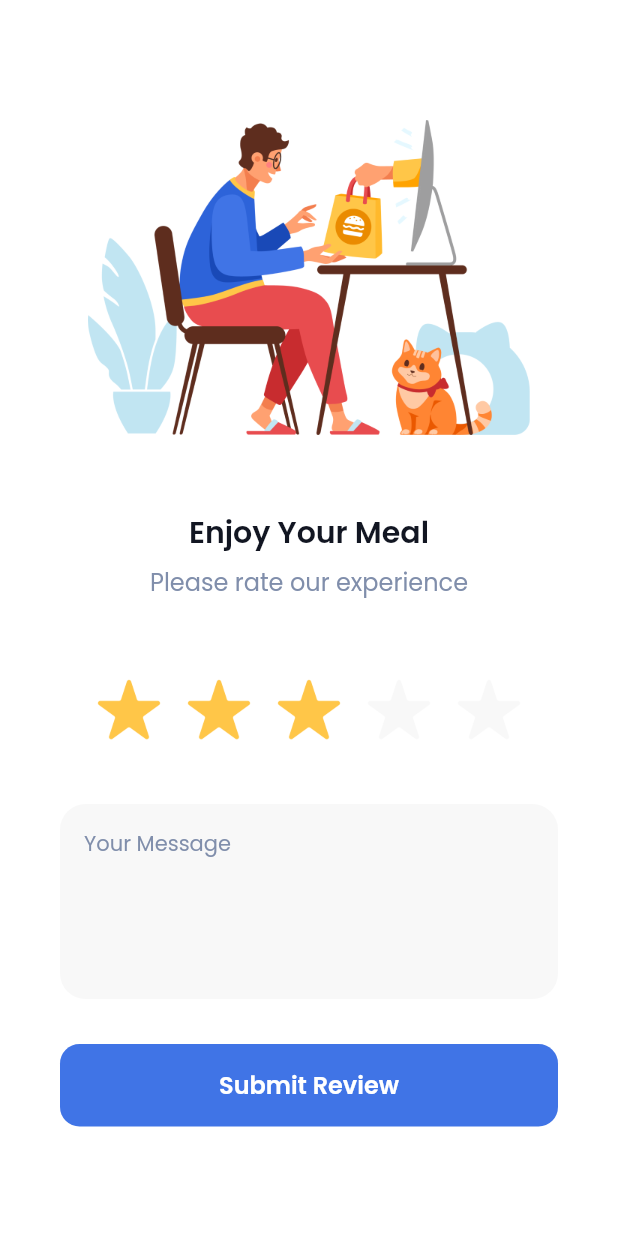
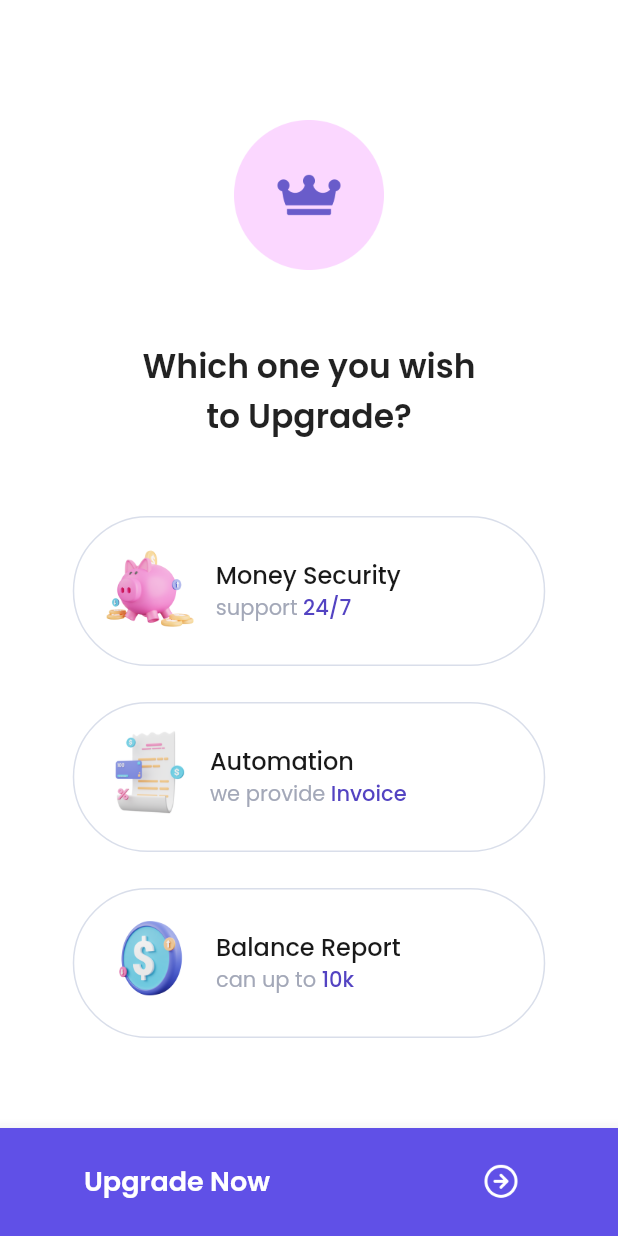
Before and after one commit to irmanyazid/sevendays, a Flutter app: the screen it shows after launch, on a phone screen of 412 x 824 dp. Run offline on Flutter 3.47's test engine with Material 2 defaults, Android fonts, the phone set to English and light mode, and no system bars; our stand-ins replace google_fonts.

Commit message:
update main and add first_pricing page and slicing figma

```diff
--- a/lib/main.dart
+++ b/lib/main.dart
@@ -1,4 +1,4 @@
-import 'package:day1_splash_screen/pages/second_rating.dart';
+import 'package:day1_splash_screen/pages/first_pricing.dart';
 import 'package:flutter/material.dart';
 
 void main() => runApp(const SevenDays());
@@ -10,7 +10,7 @@ class SevenDays extends StatelessWidget {
   Widget build(BuildContext context) {
     return const MaterialApp(
       debugShowCheckedModeBanner: false,
-      home: SecondRating(),
+      home: FirstPricing(),
     );
   }
 }
--- /dev/null
+++ b/lib/pages/first_pricing.dart
@@ -0,0 +1,191 @@
+import 'package:flutter/material.dart';
+import 'package:google_fonts/google_fonts.dart';
+
+class FirstPricing extends StatefulWidget {
+  const FirstPricing({super.key});
+
+  @override
+  State<FirstPricing> createState() => _FirstPricingState();
+}
+
+class _FirstPricingState extends State<FirstPricing> {
+  int selectedIndex = -1;
+  @override
+  Widget build(BuildContext context) {
+    Widget header() {
+      return Padding(
+        padding: const EdgeInsets.only(
+          top: 80,
+          left: 30,
+          right: 30,
+        ),
+        child: Center(
+          child: Column(
+            children: [
+              Image.asset(
+                'assets/crown.png',
+                width: 100,
+              ),
+              const SizedBox(height: 48),
+              Text(
+                'Which one you wish \nto Upgrade?',
+                style: GoogleFonts.poppins(
+                  fontSize: 22,
+                  fontWeight: FontWeight.w600,
+                ),
+                textAlign: TextAlign.center,
+              ),
+            ],
+          ),
+        ),
+      );
+    }
+
+    Widget option(
+      int index,
+      String imageUrl,
+      String title,
+      String description,
+      String subDescription,
+    ) {
+      return GestureDetector(
+        onTap: () {
+          setState(() {
+            selectedIndex = index;
+          });
+        },
+        child: Container(
+          width: 315,
+          height: 100,
+          decoration: BoxDecoration(
+            borderRadius: BorderRadius.circular(60),
+            border: Border.all(
+              color: selectedIndex == index
+                  ? const Color(0xff6050E7)
+                  : const Color(0xffD9DEEA),
+            ),
+          ),
+          child: Padding(
+            padding: const EdgeInsets.only(
+              top: 16,
+              left: 17,
+              bottom: 23,
+              right: 24,
+            ),
+            child: Row(
+              mainAxisAlignment: MainAxisAlignment.spaceBetween,
+              children: [
+                Image.asset(
+                  imageUrl,
+                  width: 66,
+                ),
+                Padding(
+                  padding: const EdgeInsets.only(
+                    top: 10,
+                    left: 7,
+                  ),
+                  child: Column(
+                    crossAxisAlignment: CrossAxisAlignment.start,
+                    children: [
+                      Text(
+                        title,
+                        style: GoogleFonts.poppins(
+                          color: const Color(0xff191919),
+                          fontSize: 16,
+                          fontWeight: FontWeight.w500,
+                        ),
+                      ),
+                      Row(
+                        children: [
+                          Text(
+                            description,
+                            style: GoogleFonts.poppins(
+                              color: const Color(0xffA3A8B8),
+                            ),
+                          ),
+                          const SizedBox(height: 6),
+                          Text(
+                            subDescription,
+                            style: GoogleFonts.poppins(
+                                color: const Color(0xff5343C2),
+                                fontWeight: FontWeight.w500),
+                          ),
+                        ],
+                      ),
+                    ],
+                  ),
+                ),
+                Padding(
+                  padding: const EdgeInsets.only(
+                    top: 10,
+                    left: 41,
+                  ),
+                  child: selectedIndex == index
+                      ? Image.asset(
+                          'assets/purple_check.png',
+                          width: 26,
+                        )
+                      : const SizedBox(width: 26),
+                ),
+              ],
+            ),
+          ),
+        ),
+      );
+    }
+
+    return Scaffold(
+      backgroundColor: const Color(0xffFFFFFF),
+      body: Column(
+        children: [
+          header(),
+          const SizedBox(height: 50),
+          option(
+              0, 'assets/pig_icon.png', 'Money Security', 'support', ' 24/7'),
+          const SizedBox(height: 24),
+          option(1, 'assets/paper_illustration.png', 'Automation', 'we provide',
+              ' Invoice'),
+          const SizedBox(height: 24),
+          option(2, 'assets/dollar_icon.png', 'Balance Report', 'can up to',
+              ' 10k'),
+        ],
+      ),
+      bottomNavigationBar: BottomNavigationBar(
+        type: BottomNavigationBarType.fixed,
+        backgroundColor: const Color(0xff6050E7),
+        items: <BottomNavigationBarItem>[
+          BottomNavigationBarItem(
+            icon: Padding(
+              padding: const EdgeInsets.only(
+                top: 15,
+                left: 30,
+              ),
+              child: Text(
+                'Upgrade Now',
+                style: GoogleFonts.poppins(
+                  color: Colors.white,
+                  fontSize: 18,
+                  fontWeight: FontWeight.w600,
+                ),
+              ),
+            ),
+            label: '',
+          ),
+          BottomNavigationBarItem(
+            icon: Padding(
+              padding: const EdgeInsets.only(
+                top: 15,
+                left: 50,
+              ),
+              child: Image.asset(
+                'assets/right_arrow.png',
+                width: 24,
+              ),
+            ),
+            label: '',
+          ),
+        ],
+      ),
+    );
+  }
+}
```
